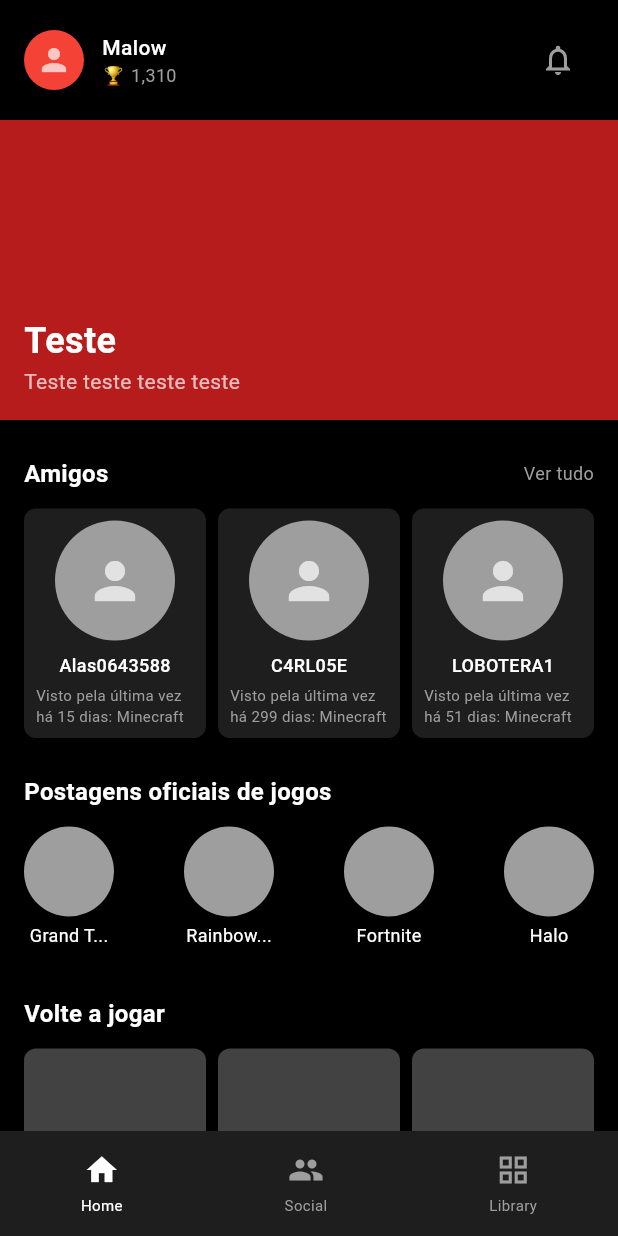
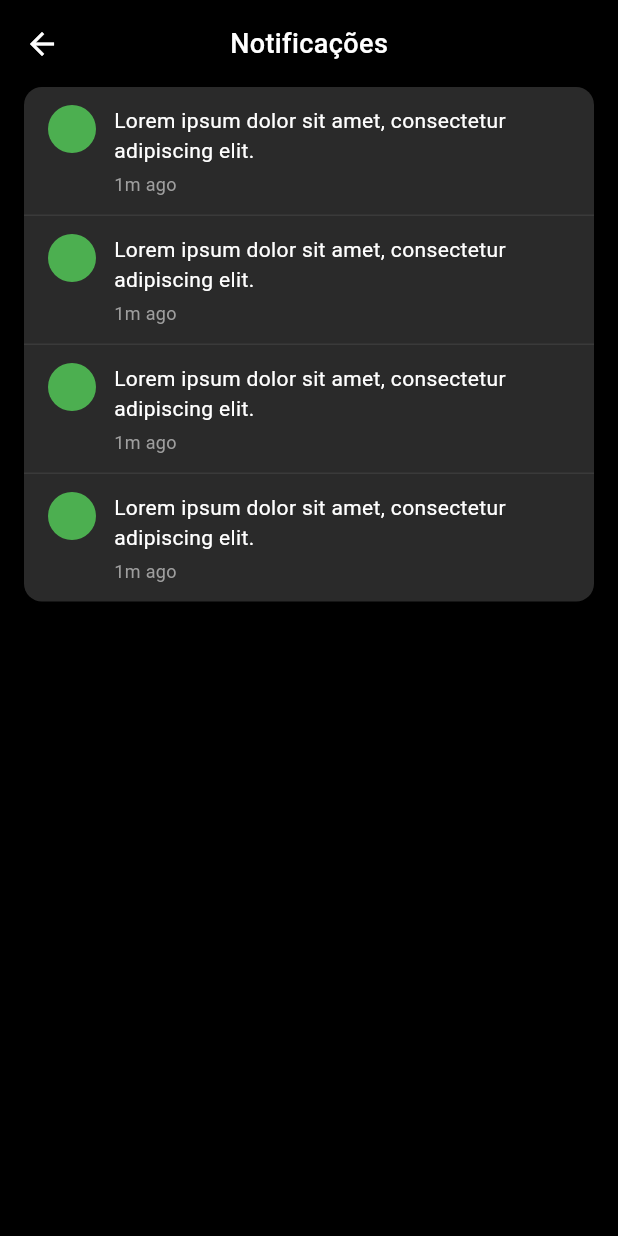
Before and after one commit to Hermes-neptune/Mobile_user, a Flutter app: the screen it shows after launch, after a tap on the "notifications" icon, on a phone screen of 412 x 824 dp. Run offline on Flutter 3.47's test engine with Material 3 defaults, Android fonts, the phone set to English and light mode, and no system bars.

Commit message:
Add files via upload

```diff
--- /dev/null
+++ b/lib/bottom_nav.dart
@@ -0,0 +1,66 @@
+import 'package:flutter/material.dart';
+
+class BottomNav extends StatelessWidget {
+  const BottomNav({super.key});
+
+  @override
+  Widget build(BuildContext context) {
+    return _buildBottomNavigation();
+  }
+
+  Widget _buildBottomNavigation() {
+    return Container(
+      height: 70,
+      decoration: const BoxDecoration(
+        color: Color(0xFF1E1E1E),
+      ),
+      child: Row(
+        mainAxisAlignment: MainAxisAlignment.spaceAround,
+        children: [
+          _buildNavItem(Icons.home, 'Home', isSelected: true),
+          _buildNavItem(Icons.people, 'Social'),
+          _buildNavItem(Icons.grid_view, 'Library'),
+        ],
+      ),
+    );
+  }
+
+  Widget _buildNavItem(IconData icon, String label,
+      {bool isSelected = false, bool isGamePass = false}) {
+    return Column(
+      mainAxisAlignment: MainAxisAlignment.center,
+      children: [
+        if (isGamePass)
+          Container(
+            padding: const EdgeInsets.symmetric(horizontal: 4, vertical: 2),
+            decoration: BoxDecoration(
+              color: Colors.grey,
+              borderRadius: BorderRadius.circular(2),
+            ),
+            child: const Text(
+              'PASS',
+              style: TextStyle(
+                fontSize: 10,
+                fontWeight: FontWeight.bold,
+                color: Colors.black,
+              ),
+            ),
+          )
+        else
+          Icon(
+            icon,
+            color: isSelected ? Colors.white : Colors.grey,
+            size: 24,
+          ),
+        const SizedBox(height: 4),
+        Text(
+          label,
+          style: TextStyle(
+            fontSize: 10,
+            color: isSelected ? Colors.white : Colors.grey,
+          ),
+        ),
+      ],
+    );
+  }
+}
--- a/lib/home_screen.dart
+++ b/lib/home_screen.dart
@@ -1,5 +1,7 @@
 import 'package:flutter/material.dart';
 import 'profile_screen.dart';
+import 'notifications_screen.dart';
+import 'bottom_nav.dart';
 
 class HomeScreen extends StatelessWidget {
   const HomeScreen({super.key});
@@ -31,7 +33,7 @@ class HomeScreen extends StatelessWidget {
           ],
         ),
       ),
-      bottomNavigationBar: _buildBottomNavigation(),
+      bottomNavigationBar: const BottomNav(),
     );
   }
 
@@ -93,10 +95,16 @@ class HomeScreen extends StatelessWidget {
           Row(
             children: [
               IconButton(
-                icon: const Icon(Icons.notifications_outlined,
-                    color: Colors.grey),
-                onPressed: () {},
-              ),
+                  icon: const Icon(Icons.notifications_outlined,
+                      color: Colors.grey),
+                  onPressed: () {
+                    Navigator.push(
+                      context,
+                      MaterialPageRoute(
+                        builder: (context) => const NotificationsScreen(),
+                      ),
+                    );
+                  }),
             ],
           ),
         ],
@@ -437,60 +445,4 @@ class HomeScreen extends StatelessWidget {
       ),
     );
   }
-
-  Widget _buildBottomNavigation() {
-    return Container(
-      height: 70,
-      decoration: const BoxDecoration(
-        color: Color(0xFF1E1E1E),
-      ),
-      child: Row(
-        mainAxisAlignment: MainAxisAlignment.spaceAround,
-        children: [
-          _buildNavItem(Icons.home, 'Home', isSelected: true),
-          _buildNavItem(Icons.people, 'Social'),
-          _buildNavItem(Icons.grid_view, 'Library'),
-        ],
-      ),
-    );
-  }
-
-  Widget _buildNavItem(IconData icon, String label,
-      {bool isSelected = false, bool isGamePass = false}) {
-    return Column(
-      mainAxisAlignment: MainAxisAlignment.center,
-      children: [
-        if (isGamePass)
-          Container(
-            padding: const EdgeInsets.symmetric(horizontal: 4, vertical: 2),
-            decoration: BoxDecoration(
-              color: Colors.grey,
-              borderRadius: BorderRadius.circular(2),
-            ),
-            child: const Text(
-              'PASS',
-              style: TextStyle(
-                fontSize: 10,
-                fontWeight: FontWeight.bold,
-                color: Colors.black,
-              ),
-            ),
-          )
-        else
-          Icon(
-            icon,
-            color: isSelected ? Colors.white : Colors.grey,
-            size: 24,
-          ),
-        const SizedBox(height: 4),
-        Text(
-          label,
-          style: TextStyle(
-            fontSize: 10,
-            color: isSelected ? Colors.white : Colors.grey,
-          ),
-        ),
-      ],
-    );
-  }
 }
--- /dev/null
+++ b/lib/notifications_screen.dart
@@ -0,0 +1,102 @@
+import 'package:flutter/material.dart';
+
+class NotificationsScreen extends StatelessWidget {
+  const NotificationsScreen({super.key});
+
+  @override
+  Widget build(BuildContext context) {
+    return Scaffold(
+      backgroundColor: Colors.black,
+      body: SafeArea(
+        child: Column(
+          children: [
+            // Header
+            Padding(
+              padding: const EdgeInsets.all(16.0),
+              child: Row(
+                children: [
+                  GestureDetector(
+                    onTap: () => Navigator.pop(context),
+                    child: const Icon(Icons.arrow_back, color: Colors.white),
+                  ),
+                  const Expanded(
+                    child: Center(
+                      child: Text(
+                        'Notificações',
+                        style: TextStyle(
+                          color: Colors.white,
+                          fontSize: 18,
+                          fontWeight: FontWeight.w500,
+                        ),
+                      ),
+                    ),
+                  ),
+                  // Empty space to balance the back button
+                  const SizedBox(width: 24),
+                ],
+              ),
+            ),
+
+            // Notifications List
+            Padding(
+              padding: const EdgeInsets.symmetric(horizontal: 16.0),
+              child: Container(
+                decoration: BoxDecoration(
+                  color: const Color(0xFF2A2A2A),
+                  borderRadius: BorderRadius.circular(12),
+                ),
+                child: Column(
+                  children: [
+                    _buildNotificationItem(),
+                    const Divider(color: Color(0xFF3A3A3A), height: 1),
+                    _buildNotificationItem(),
+                    const Divider(color: Color(0xFF3A3A3A), height: 1),
+                    _buildNotificationItem(),
+                    const Divider(color: Color(0xFF3A3A3A), height: 1),
+                    _buildNotificationItem(),
+                  ],
+                ),
+              ),
+            ),
+          ],
+        ),
+      ),
+    );
+  }
+
+  Widget _buildNotificationItem() {
+    return Padding(
+      padding: const EdgeInsets.symmetric(vertical: 12.0, horizontal: 16.0),
+      child: Row(
+        crossAxisAlignment: CrossAxisAlignment.start,
+        children: [
+          Container(
+            width: 32,
+            height: 32,
+            decoration: const BoxDecoration(
+              color: Colors.green,
+              shape: BoxShape.circle,
+            ),
+          ),
+          const SizedBox(width: 12),
+          const Expanded(
+            child: Column(
+              crossAxisAlignment: CrossAxisAlignment.start,
+              children: [
+                Text(
+                  'Lorem ipsum dolor sit amet, consectetur adipiscing elit.',
+                  style: TextStyle(color: Colors.white, fontSize: 14),
+                ),
+                SizedBox(height: 4),
+                Text(
+                  '1m ago',
+                  style: TextStyle(color: Colors.grey, fontSize: 12),
+                ),
+              ],
+            ),
+          ),
+        ],
+      ),
+    );
+  }
+}
```
Also changed, not shown: lib/profile_screen.dart (+14 -81 lines), lib/settings_screen.dart (added, +210 -0 lines), 1 other file.
